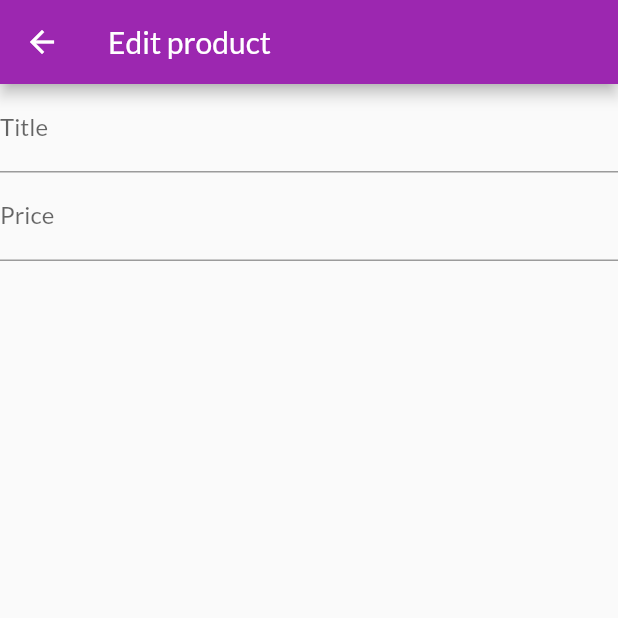
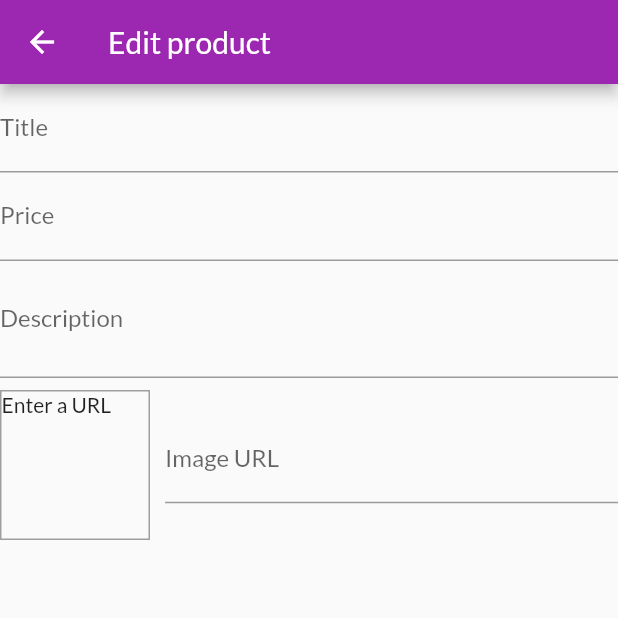
Before and after one commit to Chirag018/MyShops, a Flutter app: the EditProductScreen screen opened by its route, on a phone screen of 412 x 824 dp, the top half of it. Run offline on Flutter 3.47's test engine with Material 2 defaults, Android fonts, the phone set to English and light mode, and no system bars; network calls fail.

Commit message:
adding image url
adding image url with the description .

```diff
--- a/lib/screens/edit_product_screen.dart
+++ b/lib/screens/edit_product_screen.dart
@@ -8,6 +8,32 @@ class EditProductScreen extends StatefulWidget {
 
 class _EditProductScreenState extends State<EditProductScreen> {
   final _priceFocusNode = FocusNode();
+  final _descriptionFocusNode = FocusNode();
+  final _imageUrlController = TextEditingController();
+  final _imageUrlFocusNode=FocusNode();
+
+  @override
+  void initState() {
+    _imageUrlFocusNode.addListener(_updateImageUrl);
+    super.initState();
+  }
+
+  void _updateImageUrl(){
+    if(!_imageUrlFocusNode.hasFocus)
+    setState(() {});
+  }
+
+  @override
+  void dispose() {
+    _imageUrlFocusNode.removeListener(_updateImageUrl);
+    _priceFocusNode.dispose();
+    _descriptionFocusNode.dispose();
+    _imageUrlController.dispose();
+    _imageUrlFocusNode.dispose();
+    // TODO: implement dispose
+    super.dispose();
+  }
+
   @override
   Widget build(BuildContext context) {
     return Scaffold(
@@ -20,7 +46,7 @@ class _EditProductScreenState extends State<EditProductScreen> {
             TextFormField(
               decoration: InputDecoration(labelText: 'Title'),
               textInputAction: TextInputAction.next,
-              onFieldSubmitted: (_){
+              onFieldSubmitted: (_) {
                 FocusScope.of(context).requestFocus(_priceFocusNode);
               },
             ),
@@ -29,6 +55,54 @@ class _EditProductScreenState extends State<EditProductScreen> {
               textInputAction: TextInputAction.next,
               keyboardType: TextInputType.number,
               focusNode: _priceFocusNode,
+              onFieldSubmitted: (_) {
+                FocusScope.of(context).requestFocus(_descriptionFocusNode);
+              },
+            ),
+            TextFormField(
+              decoration: InputDecoration(labelText: 'Description'),
+              maxLines: 2,
+              keyboardType: TextInputType.multiline,
+              focusNode: _descriptionFocusNode,
+              // textInputAction: TextInputAction.next,
+              // onFieldSubmitted: (_) {
+              //   FocusScope.of(context).requestFocus(_priceFocusNode);
+              // },
+            ),
+            Row(
+              children: [
+                Container(
+                  width: 100,
+                  height: 100,
+                  margin: EdgeInsets.only(
+                    top: 8,
+                    right: 10,
+                  ),
+                  decoration: BoxDecoration(
+                    border: Border.all(
+                      width: 1,
+                      color: Colors.grey,
+                    ),
+                  ),
+                  child: _imageUrlController.text.isEmpty
+                      ? Text('Enter a URL')
+                      : FittedBox(
+                          child: Image.network(
+                            _imageUrlController.text,
+                            fit: BoxFit.cover,
+                          ),
+                        ),
+                ),
+                Expanded(
+                                  child: TextFormField(
+                    decoration: InputDecoration(labelText: 'Image URL'),
+                    keyboardType: TextInputType.url,
+                    textInputAction: TextInputAction.done,
+                    controller: _imageUrlController,
+                    focusNode: _imageUrlFocusNode,
+                  ),
+                ),
+              ],
             ),
           ],
         ),
```
